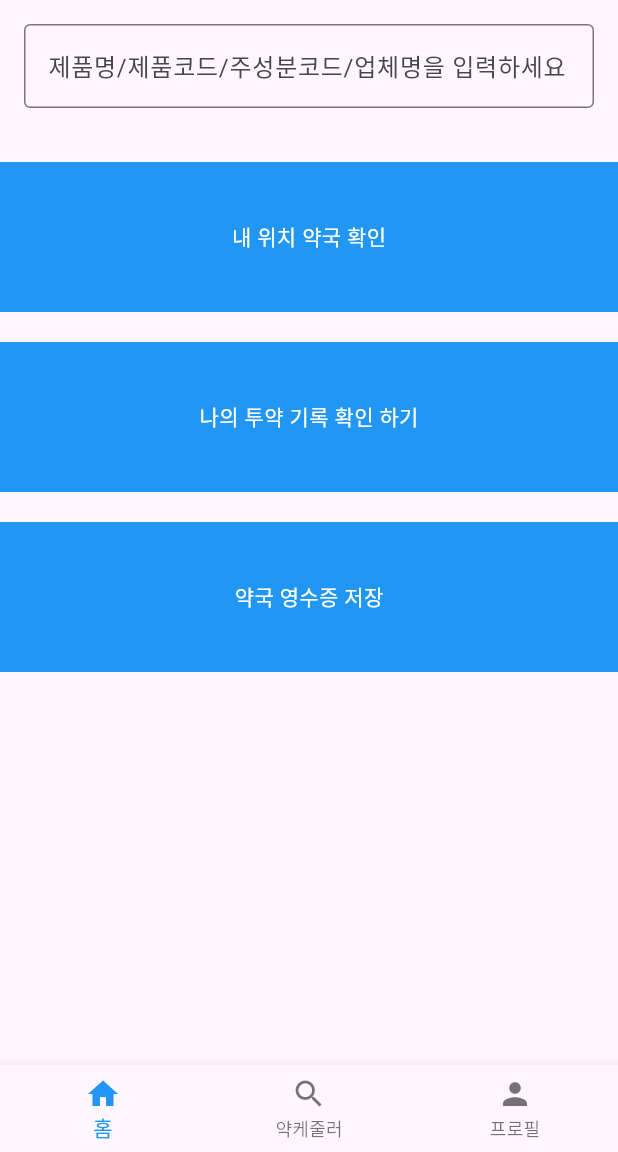
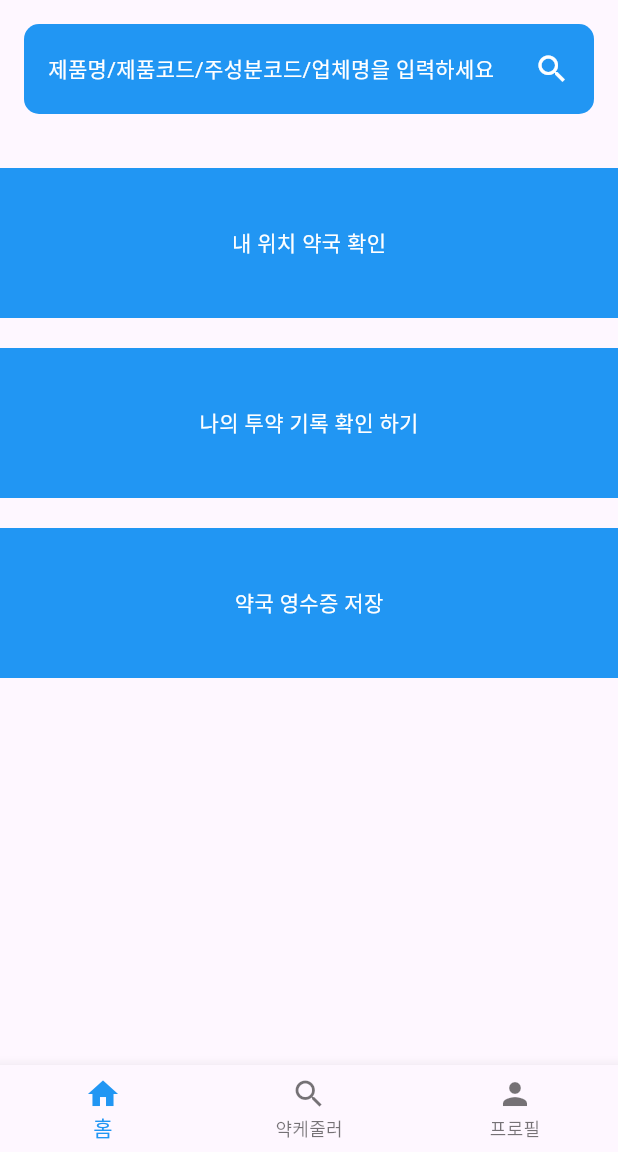
Before and after one commit to ohjjoa/Yakcheduler, a Flutter app: the screen it shows after launch, on a phone screen of 412 x 824 dp, the part 84-1236 px from its top. Run offline on Flutter 3.47's test engine with Material 3 defaults, Android fonts, the phone set to English and light mode, and no system bars; our stand-ins replace flutter_svg, table_calendar; missing offline and left inert: flutter_naver_map.

Commit message:
약 검색창 생성

```diff
--- /dev/null
+++ b/lib/components/customeShapeWidget.dart
@@ -0,0 +1,61 @@
+import 'package:flutter/material.dart';
+import 'package:yakcheduler/drugsSearch/drugsSearchScreen.dart';
+
+class CustomShapeWidget extends StatelessWidget {
+  @override
+  Widget build(BuildContext context) {
+    return GestureDetector(
+      onTap: () {
+        // 클릭 시 실행할 코드
+        Navigator.push(
+          context,
+          MaterialPageRoute(builder: (context) => DrugsSearchScreen()),
+        );
+      },
+      child: Container(
+        height: 60, // 높이를 100으로 설정
+        decoration: const BoxDecoration(
+          color: Colors.blue,
+          borderRadius: BorderRadius.all(Radius.circular(10.0)),
+        ),
+        child: const Row(
+          mainAxisAlignment: MainAxisAlignment.spaceBetween, // 공간을 균등하게 분배
+          crossAxisAlignment: CrossAxisAlignment.center, // 중앙 정렬
+          children: <Widget>[
+            Padding(
+              padding: EdgeInsets.symmetric(horizontal: 16.0), // 좌우 여백 설정
+              child: Text(
+                '제품명/제품코드/주성분코드/업체명을 입력하세요', // 텍스트 내용
+                style: TextStyle(
+                  color: Colors.white,
+                  fontSize: 14,
+                ),
+              ),
+            ),
+            Padding(
+              padding: EdgeInsets.only(right: 16.0), // 오른쪽 여백 설정
+              child: Icon(
+                Icons.search,
+                color: Colors.white, // 아이콘 색상
+                size: 24, // 아이콘 크기
+              ),
+            ),
+          ],
+        ),
+      ),
+    );
+  }
+}
+
+void main() {
+  runApp(MaterialApp(
+    home: Scaffold(
+      appBar: AppBar(
+        title: const Text('Custom Shape Widget'),
+      ),
+      body: Center(
+        child: CustomShapeWidget(),
+      ),
+    ),
+  ));
+}
--- a/lib/home/homeScreen.dart
+++ b/lib/home/homeScreen.dart
@@ -1,9 +1,14 @@
 import 'package:flutter/material.dart';
+import 'package:yakcheduler/components/customeShapeWidget.dart';
 import 'package:yakcheduler/map/naverMapScreen.dart';
 import 'package:yakcheduler/receipt/cameraScreen.dart';
 
 import '../dosage/dosageCertScreen.dart';
 
+// StatefulWidget
+// 정의: StatefulWidget은 상태를 가지는 위젯입니다. 위젯의 상태가 변경되면 UI가 업데이트됩니다.
+// 용도: 동적인 UI 요소를 구현할 때 사용합니다. 사용자 입력, 애니메이션, 데이터 업데이트 등 상태에 따라 UI가 변하는 경우에 적합합니다.
+// 구현: StatefulWidget을 상속받아 State를 구현합니다. State 클래스는 위젯의 상태를 관리하며, build 메서드를 통해 UI를 반환합니다. State 객체는 위젯의 생명주기 동안 유지됩니다.
 class HomeScreen extends StatefulWidget {
   @override
   _HomeScreenState createState() => _HomeScreenState();
@@ -26,19 +31,7 @@ class _HomeScreenState extends State<HomeScreen> {
       children: <Widget>[
         Padding(
           padding: const EdgeInsets.all(16.0),
-          child: TextField(
-            decoration: const InputDecoration(
-              border: OutlineInputBorder(),
-              labelText: '제품명/제품코드/주성분코드/업체명을 입력하세요',
-            ),
-            onSubmitted: (String value) {
-              setState(() {
-                _submittedValue = value;
-              });
-              print('입력한 값: $_submittedValue');
-              // 필요한 경우 다른 동작 수행
-            },
-          ),
+          child: CustomShapeWidget(),
         ),
         GestureDetector(
           onTap: _openNaverMap, // _openNaverMap 함수를 직접 호출
--- a/lib/model/MedicalInstitution.dart
+++ b/lib/model/MedicalInstitution.dart
@@ -8,8 +8,6 @@ class MedicalInstitution {
   final String hpid; // 기관 ID
   final double wgs84Lat; // 위도
   final double wgs84Lon; // 경도
-
-
 
   MedicalInstitution({
     required this.dutyAddr,
```
Also changed, not shown: lib/drugsSearch/components/drugsSearchInput.dart (added, +59 -0 lines), lib/drugsSearch/drugsSearchScreen.dart (added, +47 -0 lines).
